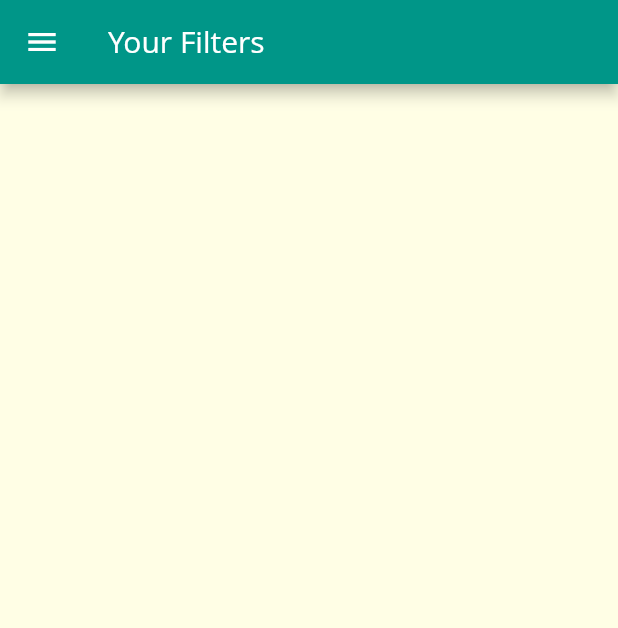
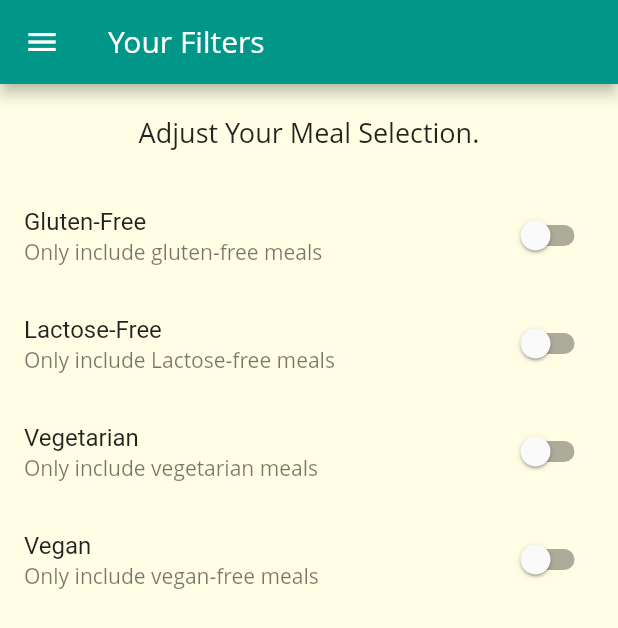
Before and after one commit to ShivamGoyal26/Meals-App, a Flutter app: the FilterScreen screen opened by its route, on a phone screen of 412 x 824 dp. Shown: the top 628 px of the screen. Run offline on Flutter 3.47's test engine with Material 2 defaults, Android fonts, the phone set to English and light mode, and no system bars.

Commit message:
21th commit

```diff
--- a/lib/screens/fliters_screen.dart
+++ b/lib/screens/fliters_screen.dart
@@ -1,8 +1,38 @@
 import 'package:flutter/material.dart';
 import 'package:meals_app/widgets/main_drawer.dart';
 
-class FilterScreen extends StatelessWidget {
+class FilterScreen extends StatefulWidget {
   static const routeName = "/fliter-scrren";
+
+  @override
+  _FilterScreenState createState() => _FilterScreenState();
+}
+
+class _FilterScreenState extends State<FilterScreen> {
+  bool _glutenFree = false;
+  bool _vegetarian = false;
+  bool _vegan = false;
+  bool _lactoseFree = false;
+
+  Widget _buildSwitchListTile(
+    String title,
+    String description,
+    bool currentValue,
+    Function updateValue,
+  ) {
+    return SwitchListTile(
+      activeColor: Colors.teal,
+      title: Text(
+        title,
+      ),
+      value: currentValue,
+      subtitle: Text(
+        description,
+      ),
+      onChanged: updateValue,
+    );
+  }
+
   @override
   Widget build(BuildContext context) {
     return Scaffold(
@@ -12,6 +42,51 @@ class FilterScreen extends StatelessWidget {
         ),
       ),
       drawer: MainDrawer(),
+      body: Column(
+        children: <Widget>[
+          Container(
+            padding: EdgeInsets.all(20),
+            child: Text(
+              "Adjust Your Meal Selection.",
+              style: Theme.of(context).textTheme.title,
+            ),
+          ),
+          Expanded(
+            child: ListView(
+              children: <Widget>[
+                _buildSwitchListTile('Gluten-Free',
+                    'Only include gluten-free meals', _glutenFree, (newValue) {
+                  setState(() {
+                    _glutenFree = newValue;
+                  });
+                }),
+                _buildSwitchListTile(
+                    'Lactose-Free',
+                    'Only include Lactose-free meals',
+                    _lactoseFree, (newValue) {
+                  setState(() {
+                    _lactoseFree = newValue;
+                  });
+                }),
+                _buildSwitchListTile(
+                    'Vegetarian', 'Only include vegetarian meals', _glutenFree,
+                    (newValue) {
+                  setState(() {
+                    _vegetarian = newValue;
+                  });
+                }),
+                _buildSwitchListTile(
+                    'Vegan', 'Only include vegan-free meals', _vegan,
+                    (newValue) {
+                  setState(() {
+                    _vegan = newValue;
+                  });
+                }),
+              ],
+            ),
+          ),
+        ],
+      ),
     );
   }
 }
```
